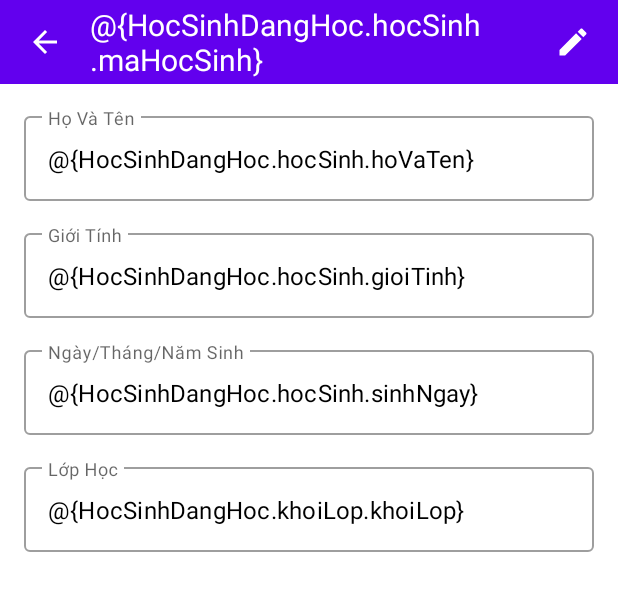
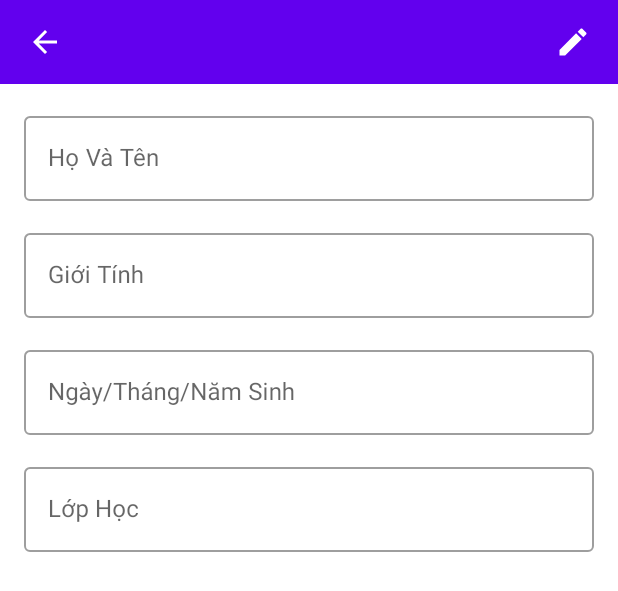
Before and after one commit to quangpv/doxuanduy, an Android app: the layout activity_man_hinh_thong_tin_hoc_sinh.xml on its own in the app's theme, with its tools: preview values and no code run, on a phone screen of 412 x 824 dp. Shown: the top 591 px of the screen. Run offline under Robolectric (Android 15) with nearby library versions, the phone set to English and light mode, and no system bars.

Commit message:
sua lai man hinh thong tin hoc sinh

```diff
--- a/app/src/main/java/com/example/truonghoc/presentation/fragment/HocSinhFragment.java
+++ b/app/src/main/java/com/example/truonghoc/presentation/fragment/HocSinhFragment.java
@@ -40,7 +40,7 @@ public class HocSinhFragment extends Fragment {
         fragmentHocSinhViewModel = new ViewModelProvider(this).get(FragmentHocSinhViewModel.class);
         hocSinhBinding.recyclerviewHocsinh.addOnItemTouchListener(new ClickListListener(getContext(),(view, position) -> moManHinhThongTin(position)));
         hocSinhBinding.themHs.setOnClickListener(v -> moThemHocSinh());
-        adapter = new HocSinhDangHocAdapter();
+        adapter = new HocSinhDangHocAdapter(getContext());
         danhSachRoom = HocSinhDangHocDataBase.getInstance().hocSinhDAO().layDanhSach();
         danhSachRoom.observe(getViewLifecycleOwner(), this::capNhapDanhSachView);
         danhSachRoom.observe(getViewLifecycleOwner(), this::timKiem);
--- a/app/src/main/res/layout/activity_man_hinh_thong_tin_hoc_sinh.xml
+++ b/app/src/main/res/layout/activity_man_hinh_thong_tin_hoc_sinh.xml
@@ -37,8 +37,7 @@
                     android:layout_height="wrap_content"
                     android:enabled="false"
                     android:hint="@string/ten_view"
-                    android:textColor="@color/black"
-                    tools:text="@{HocSinhDangHoc.hocSinh.hoVaTen}" />
+                    android:textColor="@color/black" />
             </com.google.android.material.textfield.TextInputLayout>
 
             <com.google.android.material.textfield.TextInputLayout
@@ -56,8 +55,7 @@
                     android:layout_height="wrap_content"
                     android:enabled="false"
                     android:hint="@string/gioitinh_view"
-                    android:textColor="@color/black"
-                    tools:text="@{HocSinhDangHoc.hocSinh.gioiTinh}" />
+                    android:textColor="@color/black" />
             </com.google.android.material.textfield.TextInputLayout>
 
             <com.google.android.material.textfield.TextInputLayout
@@ -75,8 +73,7 @@
                     android:layout_height="wrap_content"
                     android:enabled="false"
                     android:hint="@string/sinhngay_view"
-                    android:textColor="@color/black"
-                    tools:text="@{HocSinhDangHoc.hocSinh.sinhNgay}" />
+                    android:textColor="@color/black" />
             </com.google.android.material.textfield.TextInputLayout>
 
             <com.google.android.material.textfield.TextInputLayout
@@ -94,8 +91,7 @@
                     android:layout_height="wrap_content"
                     android:enabled="false"
                     android:hint="@string/lop_view"
-                    android:textColor="@color/black"
-                    tools:text="@{HocSinhDangHoc.khoiLop.khoiLop}" />
+                    android:textColor="@color/black" />
             </com.google.android.material.textfield.TextInputLayout>
         </LinearLayout>
     </androidx.core.widget.NestedScrollView>
--- a/app/src/main/res/layout/thanh_cong_cu_3.xml
+++ b/app/src/main/res/layout/thanh_cong_cu_3.xml
@@ -28,7 +28,6 @@
             android:layout_height="match_parent"
             android:layout_weight="1"
             android:gravity="start|center"
-            android:text="@{HocSinhDangHoc.hocSinh.maHocSinh}"
             android:textColor="@color/white"
             android:textSize="20sp"
             android:visibility="visible" />
--- a/app/src/main/res/values/strings.xml
+++ b/app/src/main/res/values/strings.xml
@@ -8,7 +8,7 @@
     <string name="luu">Lưu</string>
     <string name="tieude_hoc_sinh">Tất Cả Học Sinh</string>
     <string name="tieude_giao_vien">Tất Cả Giáo Viên</string>
-    <string name="ten">Tên:</string>
+    <string name="ten">Tên: %1$s</string>
     <string name="gioi_tinh">Giới Tính:</string>
     <string name="sinh_ngay">Sinh Ngày:</string>
     <string name="lop">Lớp:</string>
```
Also changed, not shown: app/src/main/java/com/example/truonghoc/presentation/ThongTinHocSinhActivity.java (+11 -3 lines), app/src/main/java/com/example/truonghoc/presentation/apdapter/HocSinhDangHocAdapter.java (+8 -1 lines).
